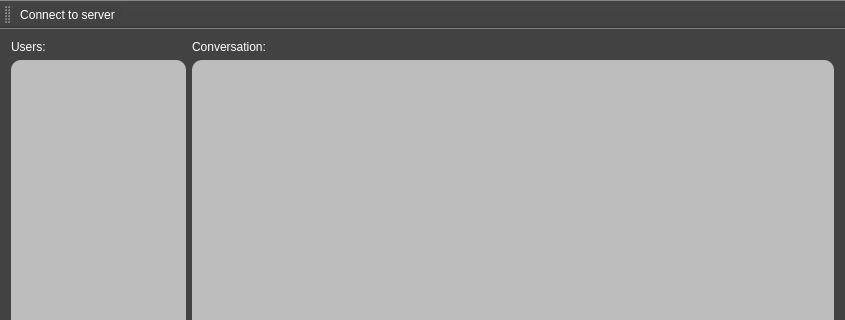
The window that ChatClient/application.ui (spelka/LinuxChat) describes before a commit, drawn with Qt 5; both pictures show x 0 to 845 and y 0 to 320 of the 845 by 472 pixel window.
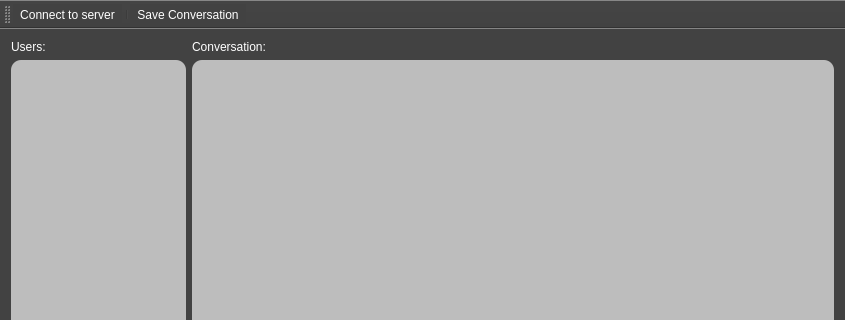
The same window after the commit.

Commit message: Added saving conversation to file functionallity

What changed in the file:
```diff
--- a/ChatClient/application.ui
+++ b/ChatClient/application.ui
@@ -107,6 +107,8 @@
     <bool>false</bool>
    </attribute>
    <addaction name="actionConnect_to_server"/>
+   <addaction name="separator"/>
+   <addaction name="action_save_convo"/>
   </widget>
   <widget class="QStatusBar" name="statusBar"/>
   <action name="actionConnect_to_server">
@@ -114,6 +116,11 @@
     <string>Connect to server</string>
    </property>
   </action>
+  <action name="action_save_convo">
+   <property name="text">
+    <string>Save Conversation</string>
+   </property>
+  </action>
  </widget>
  <layoutdefault spacing="6" margin="11"/>
  <resources/>
```
The commit also changes 10 other files.
